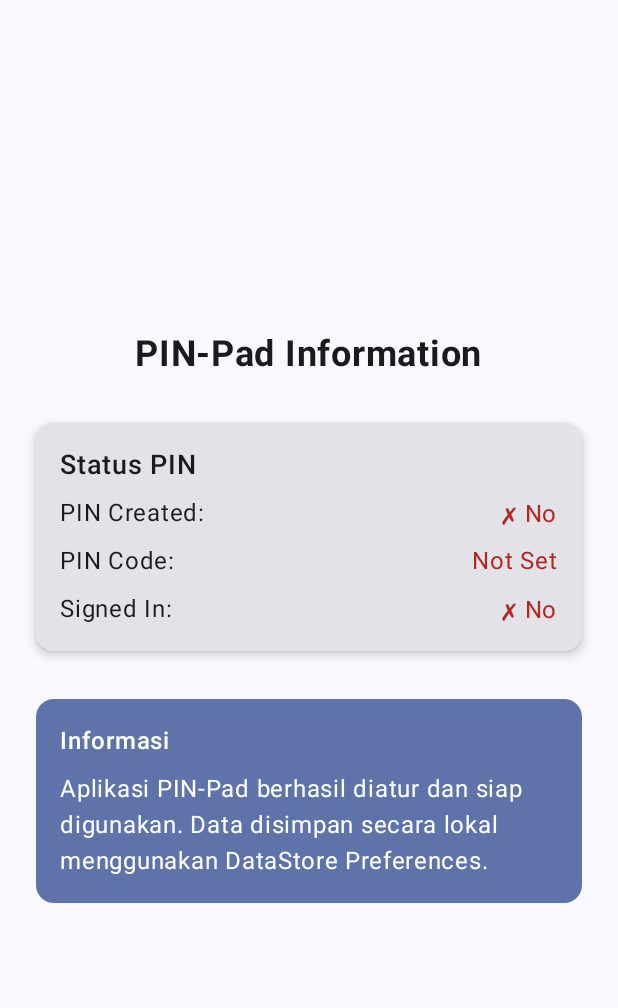
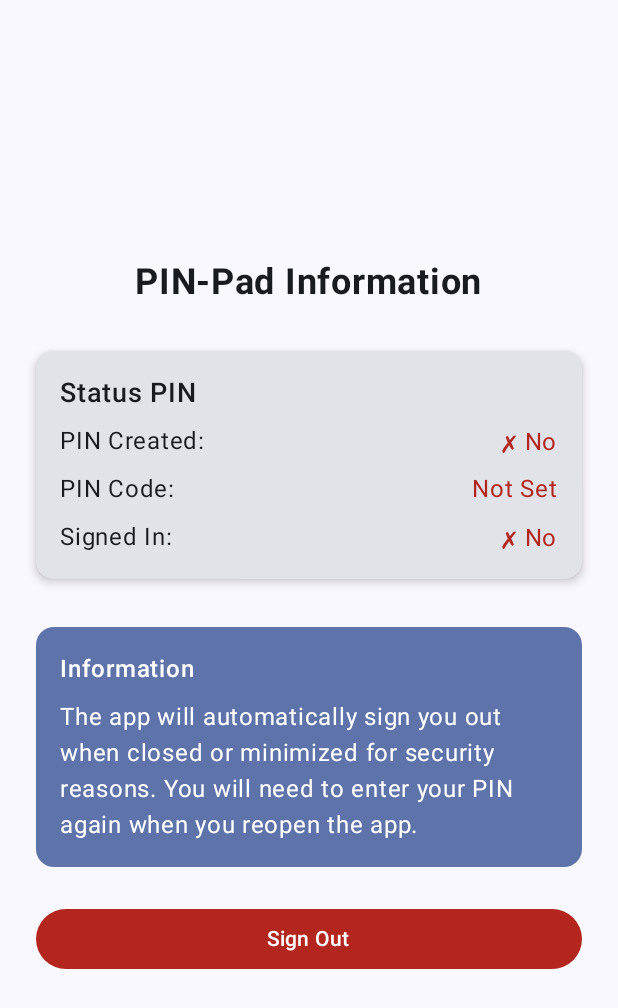
Before and after one commit to mrddkm/jc-android6-pin_lock, an Android app built with Jetpack Compose: the MainScreen screen opened through its navigation route, on a phone screen of 412 x 824 dp. Shown: the top 1008 px of the screen. Run offline under Robolectric (Android 15) with nearby library versions, the phone set to English and light mode, and no system bars; 1 statement that could not run was skipped.

```diff
--- a/app/src/main/java/com/arkhe/pinlock/di/AppModule.kt
+++ b/app/src/main/java/com/arkhe/pinlock/di/AppModule.kt
@@ -30,5 +30,5 @@ val appModule = module {
     // ViewModels
     viewModel { CreatePinViewModel(get()) }
     viewModel { SignInViewModel(get(), get()) }
-    viewModel { MainViewModel(get()) }
+    viewModel { MainViewModel(get(), get()) }
 }
--- a/app/src/main/java/com/arkhe/pinlock/presentation/navigation/PinNavigation.kt
+++ b/app/src/main/java/com/arkhe/pinlock/presentation/navigation/PinNavigation.kt
@@ -20,10 +20,29 @@ fun PinNavigation(
     navController: NavHostController,
     pinState: PinState
 ) {
+    /*Improved navigation logic for security*/
     val startDestination = when {
+        /*If PIN not created or empty -> Create PIN*/
         !pinState.isCreated || pinState.pinCode.isEmpty() -> Screen.CreatePin.route
+        /*If PIN created but not signed in -> Sign In (SECURITY: Always require sign in)*/
         pinState.pinCode.isNotEmpty() && !pinState.isSignedIn -> Screen.SignIn.route
-        else -> Screen.Main.route
+        /*If everything is valid -> Main Screen*/
+        pinState.pinCode.isNotEmpty() && pinState.isSignedIn -> Screen.Main.route
+        /*Default fallback -> Sign In*/
+        else -> Screen.SignIn.route
+    }
+
+    /*Navigate to correct screen when state changes*/
+    LaunchedEffect(pinState) {
+        val currentRoute = navController.currentDestination?.route
+
+        /*Auto navigate to SignIn when signed out (security feature)*/
+        if (pinState.isCreated && pinState.pinCode.isNotEmpty() &&
+            !pinState.isSignedIn && currentRoute == Screen.Main.route) {
+            navController.navigate(Screen.SignIn.route) {
+                popUpTo(Screen.Main.route) { inclusive = true }
+            }
+        }
     }
 
     NavHost(
--- a/app/src/main/java/com/arkhe/pinlock/presentation/screens/main/MainScreen.kt
+++ b/app/src/main/java/com/arkhe/pinlock/presentation/screens/main/MainScreen.kt
@@ -8,6 +8,8 @@ import androidx.compose.foundation.layout.fillMaxSize
 import androidx.compose.foundation.layout.fillMaxWidth
 import androidx.compose.foundation.layout.height
 import androidx.compose.foundation.layout.padding
+import androidx.compose.material3.Button
+import androidx.compose.material3.ButtonDefaults
 import androidx.compose.material3.Card
 import androidx.compose.material3.CardDefaults
 import androidx.compose.material3.ExperimentalMaterial3Api
@@ -26,6 +28,7 @@ import org.koin.androidx.compose.koinViewModel
 @OptIn(ExperimentalMaterial3Api::class)
 @Composable
 fun MainScreen(
+    onSignOut: () -> Unit = {},
     viewModel: MainViewModel = koinViewModel()
 ) {
     val pinState by viewModel.pinState.collectAsState()
@@ -121,18 +124,36 @@ fun MainScreen(
                 modifier = Modifier.padding(16.dp)
             ) {
                 Text(
-                    text = "Informasi",
+                    text = "Information",
                     fontSize = 16.sp,
                     fontWeight = FontWeight.SemiBold,
                     color = MaterialTheme.colorScheme.onPrimaryContainer,
                     modifier = Modifier.padding(bottom = 8.dp)
                 )
                 Text(
-                    text = "Aplikasi PIN-Pad berhasil diatur dan siap digunakan. " +
-                            "Data disimpan secara lokal menggunakan DataStore Preferences.",
+                    text = "The app will automatically sign you out when closed or minimized for security reasons. You will need to enter your PIN again when you reopen the app.",
                     color = MaterialTheme.colorScheme.onPrimaryContainer
                 )
             }
         }
+
+        Spacer(modifier = Modifier.height(24.dp))
+
+        // Manual Sign Out Button
+        Button(
+            onClick = {
+                viewModel.signOut()
+                onSignOut()
+            },
+            modifier = Modifier.fillMaxWidth(),
+            colors = ButtonDefaults.buttonColors(
+                containerColor = MaterialTheme.colorScheme.error
+            )
+        ) {
+            Text(
+                text = "Sign Out",
+                color = MaterialTheme.colorScheme.onError
+            )
+        }
     }
 }
--- a/app/src/main/java/com/arkhe/pinlock/presentation/screens/main/MainViewModel.kt
+++ b/app/src/main/java/com/arkhe/pinlock/presentation/screens/main/MainViewModel.kt
@@ -3,6 +3,7 @@ package com.arkhe.pinlock.presentation.screens.main
 import androidx.lifecycle.ViewModel
 import androidx.lifecycle.viewModelScope
 import com.arkhe.pinlock.domain.model.PinState
+import com.arkhe.pinlock.domain.repository.PinRepository
 import com.arkhe.pinlock.domain.usecase.GetPinStateUseCase
 import kotlinx.coroutines.flow.MutableStateFlow
 import kotlinx.coroutines.flow.StateFlow
@@ -10,7 +11,8 @@ import kotlinx.coroutines.flow.asStateFlow
 import kotlinx.coroutines.launch
 
 class MainViewModel(
-    private val getPinStateUseCase: GetPinStateUseCase
+    private val getPinStateUseCase: GetPinStateUseCase,
+    private val pinRepository: PinRepository
 ) : ViewModel() {
 
     private val _pinState = MutableStateFlow(PinState())
@@ -27,4 +29,10 @@ class MainViewModel(
             }
         }
     }
+
+    fun signOut() {
+        viewModelScope.launch {
+            pinRepository.signOut()
+        }
+    }
 }
```
Also changed, not shown: app/src/main/java/com/arkhe/pinlock/MainActivity.kt (+18 -0 lines).
